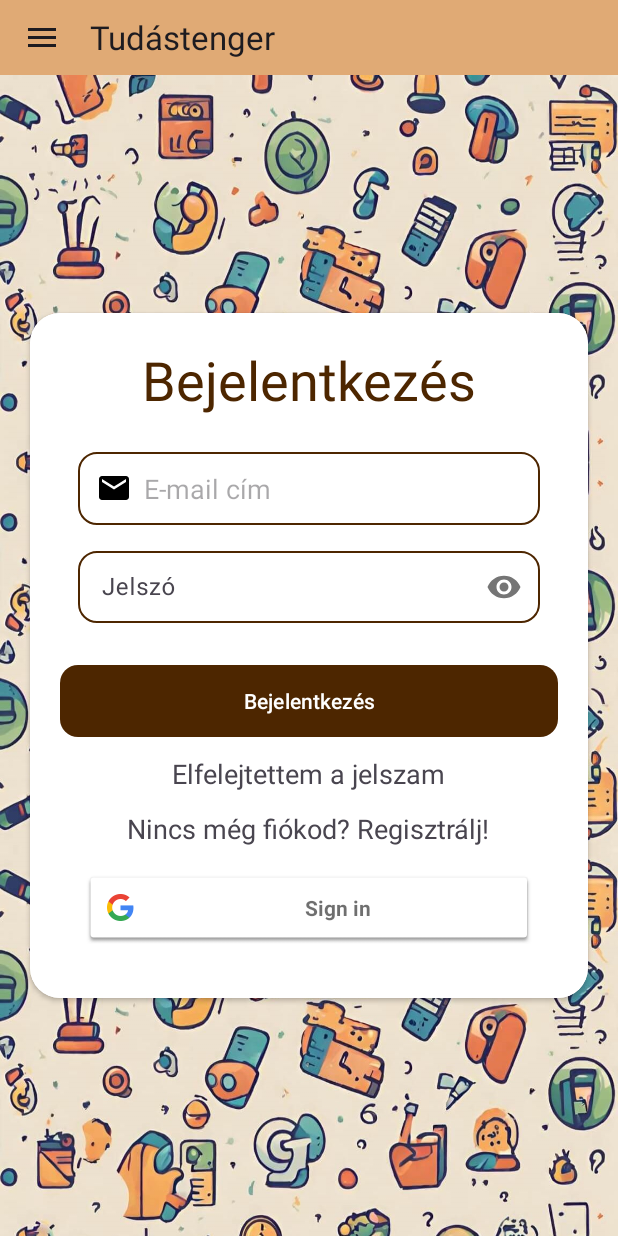
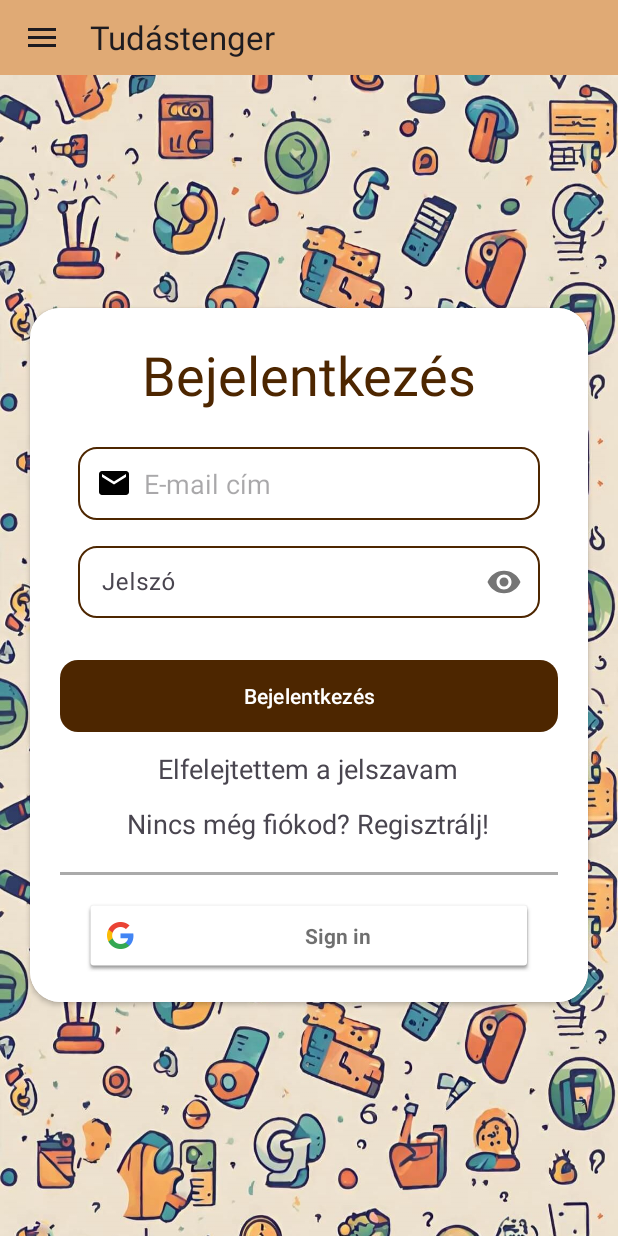
Before and after one commit to biadam08/tudastenger, an Android app: the screen it shows after launch (LoginActivity), on a phone screen of 412 x 824 dp. Run offline under Robolectric (Android 15) with nearby library versions, the phone set to English and light mode, and no system bars; our stand-ins replace Firebase (no records; nobody signed in at launch, a user with empty details on screens opened directly).

Commit message:
Login Activity layoutjának módosítása

```diff
--- a/app/src/main/res/layout/activity_login.xml
+++ b/app/src/main/res/layout/activity_login.xml
@@ -83,7 +83,7 @@
                 android:layout_width="wrap_content"
                 android:layout_height="wrap_content"
                 android:id="@+id/forgotPasswordTextView"
-                android:text="Elfelejtettem a jelszam"
+                android:text="Elfelejtettem a jelszavam"
                 android:layout_gravity="center"
                 android:textSize="18sp"
                 />
@@ -98,6 +98,12 @@
                 android:layout_marginTop="12dp"
                 />
 
+            <View
+                android:layout_width="match_parent"
+                android:layout_marginTop="20dp"
+                android:layout_height="2dp"
+                android:background="#AAAAAA"/>
+
             <com.google.android.gms.common.SignInButton
                 android:id="@+id/loginWithGoogleButton"
                 android:layout_width="match_parent"
@@ -105,16 +111,17 @@
                 android:layout_centerInParent="true"
                 android:layout_marginStart="16dp"
                 android:layout_marginTop="16dp"
-                android:layout_marginEnd="16dp"
-                android:layout_marginBottom="16dp" />
+                android:layout_marginEnd="16dp"/>
 
             <Button
                 android:id="@+id/biometricLoginButton"
                 android:layout_gravity="center"
-                android:layout_width="wrap_content"
+                android:layout_width="match_parent"
                 android:layout_height="wrap_content"
                 android:text="Biometrikus bejelentkezés"
+                android:layout_marginStart="16dp"
                 android:layout_marginTop="16dp"
+                android:layout_marginEnd="16dp"
                 android:background="@drawable/custom_shape_rectangle_button"/>
 
 
```
